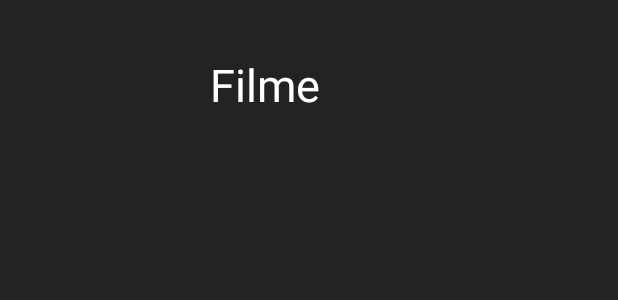
After one commit to GuilhermeUrenha/Filmes, an Android app: the layout activity_filme.xml on its own in the app's theme, with its tools: preview values and no code run, on a phone screen of 412 x 824 dp. The commit adds this screen. Shown: the top 300 px of the screen. Run offline under Robolectric (Android 15) with nearby library versions, the phone set to English and light mode, and no system bars.

Commit message:
Modificação na tela inicial; Começo da tela dos filmes;

```diff
--- a/app/src/main/AndroidManifest.xml
+++ b/app/src/main/AndroidManifest.xml
@@ -1,5 +1,6 @@
 <?xml version="1.0" encoding="utf-8"?>
 <manifest xmlns:android="http://schemas.android.com/apk/res/android"
+    xmlns:tools="http://schemas.android.com/tools"
     package="com.example.filmes">
 
     <application
@@ -8,7 +9,10 @@
         android:label="@string/app_name"
         android:roundIcon="@mipmap/ic_launcher_round"
         android:supportsRtl="true"
-        android:theme="@style/AppTheme">
+        android:theme="@style/AppTheme"
+        android:fullBackupContent="true"
+        tools:ignore="AllowBackup">
+        <!--<activity android:name=".Filme"></activity>-->
         <activity android:name=".MainActivity">
             <intent-filter>
                 <action android:name="android.intent.action.MAIN" />
--- /dev/null
+++ b/app/src/main/res/layout/activity_filme.xml
@@ -0,0 +1,22 @@
+<?xml version="1.0" encoding="utf-8"?>
+<androidx.constraintlayout.widget.ConstraintLayout xmlns:android="http://schemas.android.com/apk/res/android"
+    xmlns:app="http://schemas.android.com/apk/res-auto"
+    xmlns:tools="http://schemas.android.com/tools"
+    android:layout_width="match_parent"
+    android:layout_height="match_parent"
+    android:background="#232323"
+    tools:context=".Filme">
+
+    <TextView
+        android:id="@+id/tvFilme"
+        android:layout_width="wrap_content"
+        android:layout_height="wrap_content"
+        android:layout_marginStart="140dp"
+        android:layout_marginLeft="140dp"
+        android:layout_marginTop="36dp"
+        android:text="@string/filme"
+        android:textColor="#FFFFFF"
+        android:textSize="30sp"
+        app:layout_constraintStart_toStartOf="parent"
+        app:layout_constraintTop_toTopOf="parent" />
+</androidx.constraintlayout.widget.ConstraintLayout>
--- a/app/src/main/res/values/strings.xml
+++ b/app/src/main/res/values/strings.xml
@@ -3,4 +3,5 @@
     <string name="pesquisar"> Pesquisar</string>
     <string name="logo">Logo</string>
     <string name="lupa">Lupa</string>
+    <string name="filme">Filme</string>
 </resources>
```
Also changed, not shown: app/src/main/java/com/example/filmes/Filme.java (added, +14 -0 lines), app/src/main/res/layout/activity_main.xml (+9 -9 lines).
